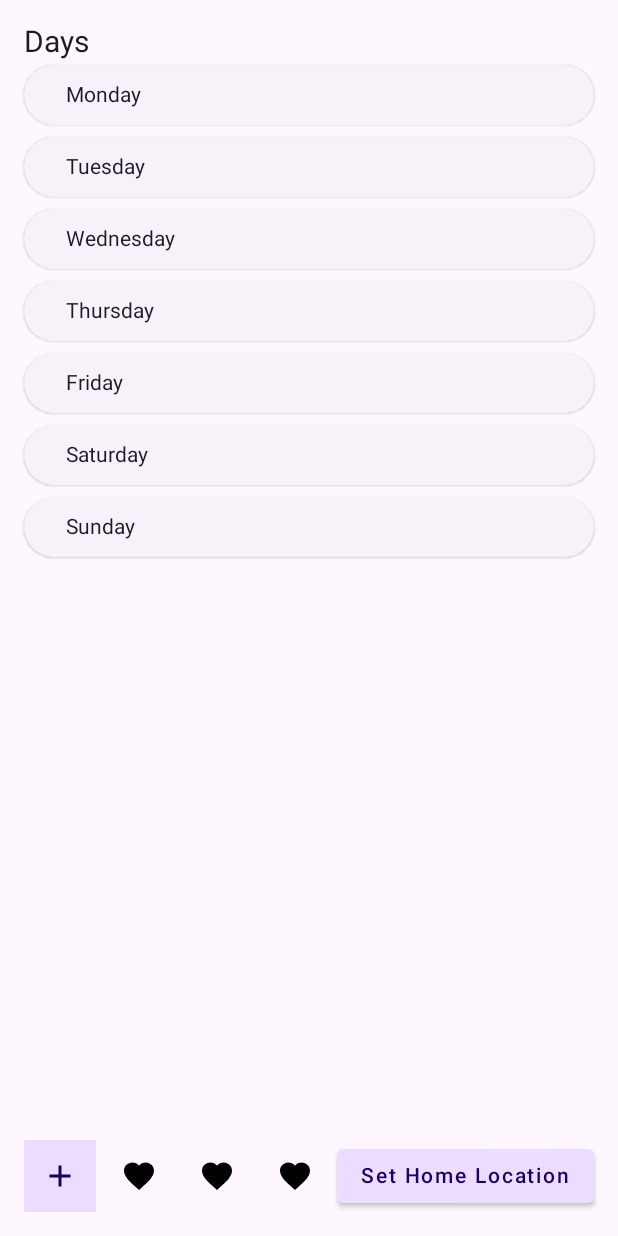
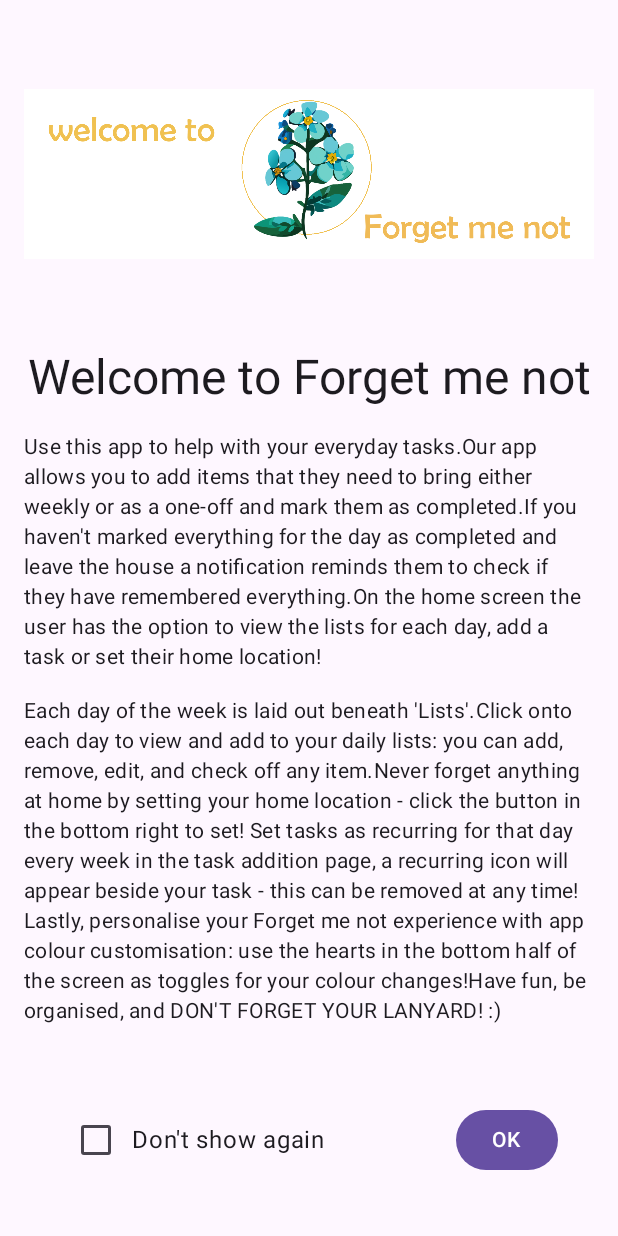
Before and after one commit to ice-cube-1/bag-packer-gcse, an Android app built with Jetpack Compose: the screen it shows after launch (MainActivity), on a phone screen of 412 x 824 dp. Run offline under Robolectric (Android 15) with nearby library versions, the phone set to English and light mode, and no system bars; libraries missing offline, so code that uses them is left out: com.fasterxml.jackson; 2 statements that could not run were skipped.

Commit message:
added hanas screen only when app is first installed before they check dont show again

```diff
--- a/app/src/main/java/com/example/a202310212/MainActivity.kt
+++ b/app/src/main/java/com/example/a202310212/MainActivity.kt
@@ -176,7 +176,11 @@ class MainActivity : ComponentActivity() {
             ) {
                 Surface(modifier = Modifier.fillMaxSize()) {
                     val navController = rememberNavController()
-                    NavHost(navController = navController, startDestination = "homeScreen") {
+                    var startScreen = "homeScreen"
+                    if (prefs!!.showInstallScreen) {
+                        startScreen = "installScreen"
+                    }
+                    NavHost(navController = navController, startDestination = startScreen) {
                         composable("homeScreen") {
                             HomeScreen(
                                 prefs = prefs!!,
@@ -189,6 +193,9 @@ class MainActivity : ComponentActivity() {
                             val dayToDisplay = backStackEntry.arguments?.getString("dayToDisplay")
                             val newDay = dayToDisplay!!.toInt()
                             DisplayTasks(prefs = prefs!!, navigation = navController, day = newDay)
+                        }
+                        composable("installScreen") {
+                            InstallScreen(navigation = navController, prefs=prefs!!)
                         }
                         composable("addTask") {
                             AddTask(prefs = prefs!!, navigation = navController)
--- /dev/null
+++ b/app/src/main/java/com/example/a202310212/installScreen.kt
@@ -0,0 +1,103 @@
+package com.example.a202310212
+
+import androidx.compose.foundation.Image
+import androidx.compose.foundation.layout.Arrangement
+import androidx.compose.foundation.layout.Column
+import androidx.compose.foundation.layout.Row
+import androidx.compose.foundation.layout.Spacer
+import androidx.compose.foundation.layout.fillMaxSize
+import androidx.compose.foundation.layout.fillMaxWidth
+import androidx.compose.foundation.layout.height
+import androidx.compose.foundation.layout.padding
+import androidx.compose.material3.Button
+import androidx.compose.material3.Checkbox
+import androidx.compose.material3.MaterialTheme
+import androidx.compose.material3.Text
+import androidx.compose.runtime.Composable
+import androidx.compose.runtime.LaunchedEffect
+import androidx.compose.runtime.getValue
+import androidx.compose.runtime.mutableStateOf
+import androidx.compose.runtime.remember
+import androidx.compose.runtime.setValue
+import androidx.compose.ui.Alignment
+import androidx.compose.ui.Modifier
+import androidx.compose.ui.draw.clip
+import androidx.compose.ui.res.painterResource
+import androidx.compose.ui.unit.dp
+import androidx.navigation.NavController
+
+@Composable
+fun InstallScreen(navigation: NavController, prefs: Prefs) {
+    var checked by remember { mutableStateOf(false)}
+    var nextScreen by remember { mutableStateOf(false)}
+    // navigates to the home screen
+    if (nextScreen) {
+        LaunchedEffect(Unit) {
+            navigation.navigate("homeScreen")
+        }
+    }
+    Column(
+        modifier = Modifier
+            .fillMaxSize()
+            .padding(16.dp),
+        verticalArrangement = Arrangement.Top,
+        horizontalAlignment = Alignment.CenterHorizontally
+    ) {
+        // Add Image for the header
+        Image(
+            painter = painterResource(id = R.drawable.header_image),
+            contentDescription = null,
+            modifier = Modifier
+                .height(200.dp)
+                .fillMaxWidth()
+                .clip(MaterialTheme.shapes.medium)
+        )
+
+        Spacer(modifier = Modifier.height(16.dp))
+
+        // Add title text box
+        Text(
+            text = "Welcome to Forget me not",
+            style = MaterialTheme.typography.headlineLarge
+        )
+
+        Spacer(modifier = Modifier.height(16.dp))
+
+        // Add description text box
+        Text(
+            text = "Use this app to help with your everyday tasks." +
+                    "Our app allows you to add items that they need to bring either weekly or as a one-off and mark them as completed." +
+                    "If you haven't marked everything for the day as completed and leave the house a notification reminds them to check if they have remembered everything."+
+                    "On the home screen the user has the option to view the lists for each day, add a task or set their home location!" ,
+            style = MaterialTheme.typography.bodyMedium
+        )
+
+        Spacer(modifier = Modifier.height(16.dp))
+
+        // Add additional info text box
+        Text(
+            text = "Each day of the week is laid out beneath 'Lists'." +
+                    "Click onto each day to view and add to your daily lists: you can add, remove, edit, and check off any item." +
+                    "Never forget anything at home by setting your home location - click the button in the bottom right to set! " +
+                    "Set tasks as recurring for that day every week in the task addition page, a recurring icon will appear beside your task - this can be removed at any time!" +
+                    "Lastly, personalise your Forget me not experience with app colour customisation: use the hearts in the bottom half of the screen as toggles for your colour changes!" +
+                    "Have fun, be organised, and DON'T FORGET YOUR LANYARD! :)",
+            style = MaterialTheme.typography.bodyMedium
+        )
+        Spacer(modifier = Modifier.weight(1f))
+        Row(verticalAlignment = Alignment.CenterVertically, modifier = Modifier.padding(24.dp)) {
+            // changes shared preferences value as to whether this screen should be shown
+            Checkbox(checked = checked, onCheckedChange = {
+                prefs.showInstallScreen = false
+                checked = it
+            })
+            Text(text="Don't show again")
+            Spacer(modifier = Modifier.weight(1f))
+            // navigates to the home screen
+            Button(onClick = {nextScreen = true}) {
+                Text("OK")
+            }
+        }
+    }
+
+}
--- a/app/src/main/java/com/example/a202310212/prefsUtils.kt
+++ b/app/src/main/java/com/example/a202310212/prefsUtils.kt
@@ -17,6 +17,7 @@ class Prefs(context: Context) {
     private var latPrefCurrent = "latPrefCurrent"
     private var longPrefCurrent = "longPrefCurrent"
     private var colorSchemePref = "colorSchemePref"
+    private var showInstallScreenPref = "showInstallScreenPref"
     var tasksList: String?
         get() = preferences.getString(allDataPref, JSON.writeValueAsString(listOf<ItemToPack>()))
         set(value) = preferences.edit().putString(allDataPref, value).apply()
@@ -41,6 +42,9 @@ class Prefs(context: Context) {
     var colorScheme: Int
         get() = preferences.getInt(colorSchemePref, 0)
         set(value) = preferences.edit().putInt(colorSchemePref, value).apply()
+    var showInstallScreen: Boolean
+        get() = preferences.getBoolean(showInstallScreenPref, true)
+        set(value) = preferences.edit().putBoolean(showInstallScreenPref, value).apply()
 }
 
 // these functions should be self-explanatory
```
Also changed, not shown: app/src/main/res/drawable/header_image.png (added).
